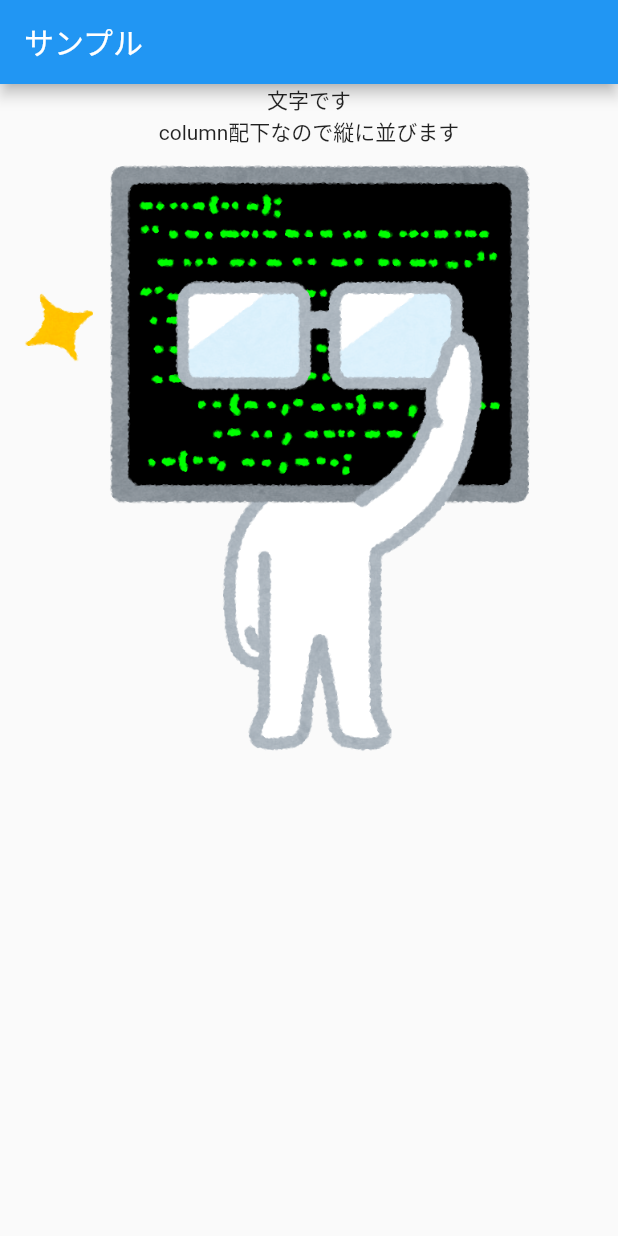
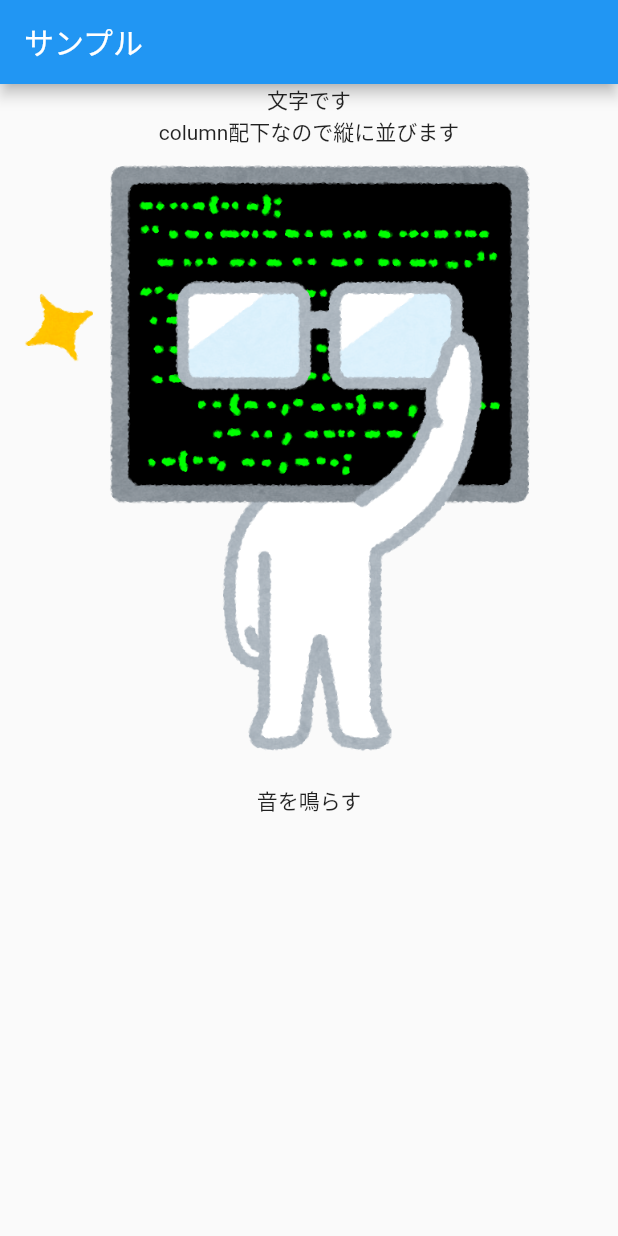
Before and after one commit to hakozaru/flutter-sample, a Flutter app: the screen it shows after launch, on a phone screen of 412 x 824 dp. Run offline on Flutter 3.47's test engine with Material 2 defaults, Android fonts, the phone set to English and light mode, and no system bars; our stand-ins replace audioplayers.

Commit message:
サウンドを鳴らすテスト

```diff
--- a/lib/sample/sample.dart
+++ b/lib/sample/sample.dart
@@ -1,6 +1,9 @@
 import 'package:flutter/material.dart';
+import 'package:audioplayers/audio_cache.dart';
 
 class Sample extends StatelessWidget {
+  final player = AudioCache();
+
   @override
   Widget build(BuildContext context) {
     return Scaffold(
@@ -12,6 +15,10 @@ class Sample extends StatelessWidget {
           Text("文字です"),
           Text("column配下なので縦に並びます"),
           Image.asset("assets/images/img.png"),
+          FlatButton(
+            child: Text("音を鳴らす"),
+            onPressed: () => player.play("sounds/sound.mp3"),
+          ),
         ],
       ),
     );
--- a/pubspec.yaml
+++ b/pubspec.yaml
@@ -47,6 +47,7 @@ flutter:
   # To add assets to your application, add an assets section, like this:
   assets:
     - assets/images/
+    - assets/sounds/
 
   # An image asset can refer to one or more resolution-specific "variants", see
   # https://flutter.dev/assets-and-images/#resolution-aware.
```
Also changed, not shown: 1 other file.
